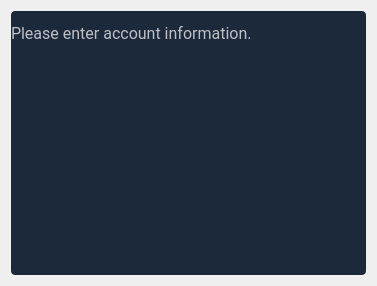
The window that budgetter/view/skeletons/AddAccount.ui (opierre/Budgetter) describes before a commit, drawn with Qt 5.
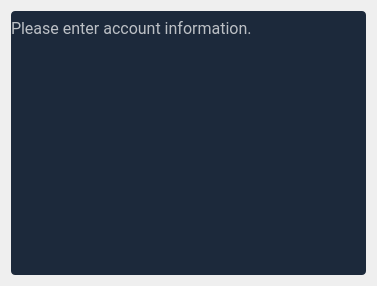
The same window after the commit. Custom widgets are drawn as their Qt base class.

```diff
--- a/budgetter/view/skeletons/AddAccount.ui
+++ b/budgetter/view/skeletons/AddAccount.ui
@@ -81,7 +81,7 @@
     <widget class="QWidget" name="account" native="true">
      <layout class="QVBoxLayout" name="verticalLayout">
       <property name="spacing">
-       <number>10</number>
+       <number>20</number>
       </property>
       <property name="leftMargin">
        <number>0</number>
```
